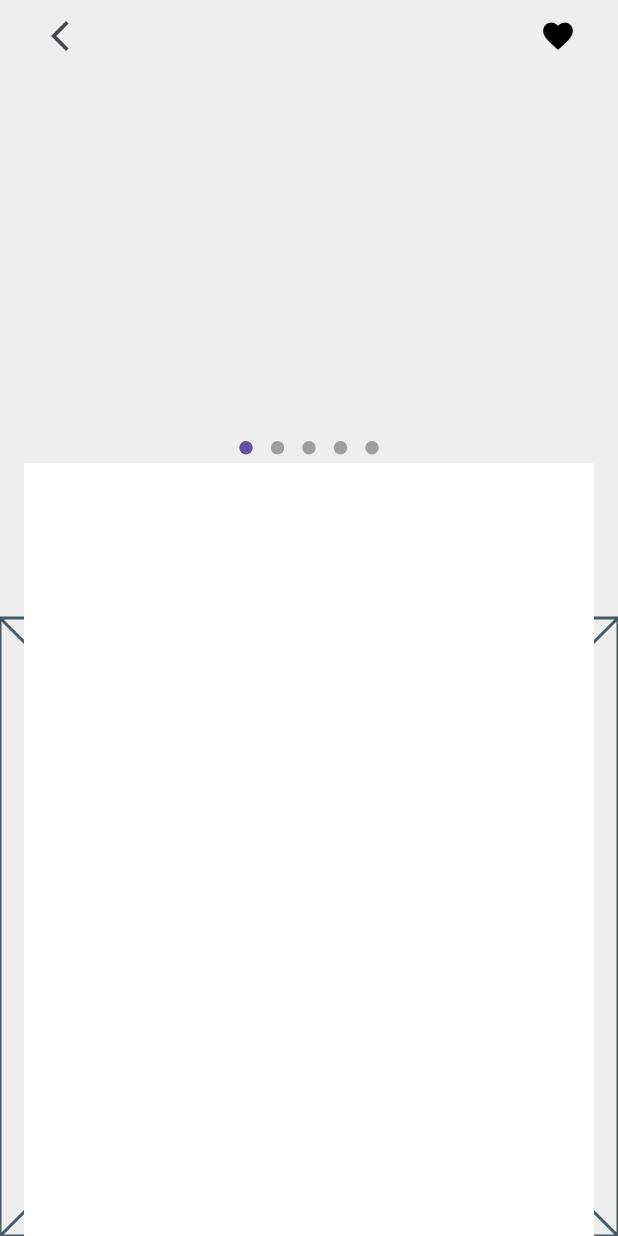
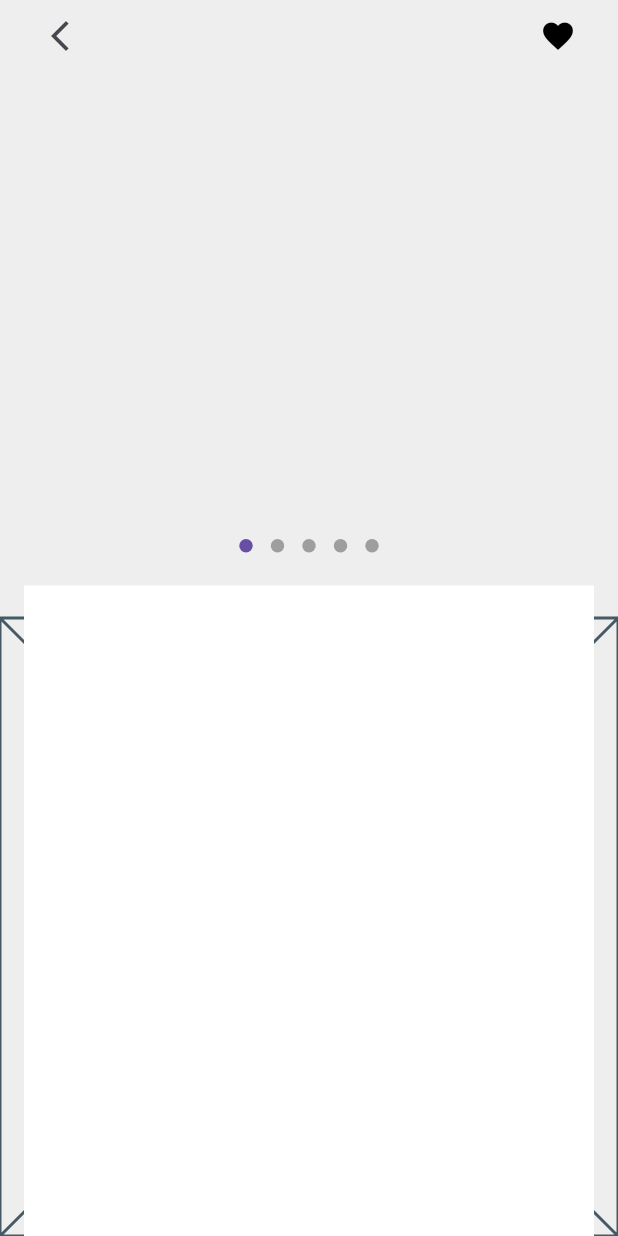
Before and after one commit to JAICHANGPARK/flutter_notebook_chapter_49, a Flutter app: the ECommerceDetailPage screen opened directly, on a phone screen of 412 x 824 dp. Run offline on Flutter 3.47's test engine with Material 3 defaults, Android fonts, the phone set to English and light mode, and no system bars; drawn by our look-alikes of dots_indicator; our stand-ins replace gap, google_fonts.

Commit message:
Update e_commerce_detail_page.dart

```diff
--- a/lib/ep2451_e_commerce_app/ui/e_commerce_detail_page.dart
+++ b/lib/ep2451_e_commerce_app/ui/e_commerce_detail_page.dart
@@ -29,6 +29,7 @@ class _ECommerceDetailPageState extends State<ECommerceDetailPage> {
             right: 16,
             child: SafeArea(
               child: Column(
+                spacing: 16,
                 children: [
                   Row(
                     mainAxisAlignment: .spaceBetween,
@@ -47,7 +48,7 @@ class _ECommerceDetailPageState extends State<ECommerceDetailPage> {
                   Spacer(),
                   DotsIndicator(dotsCount: 5),
                   Container(
-                    height: MediaQuery.sizeOf(context).height / 1.6,
+                    height: MediaQuery.sizeOf(context).height / 1.9,
                     decoration: BoxDecoration(color: Colors.white),
                   ),
                 ],
```
